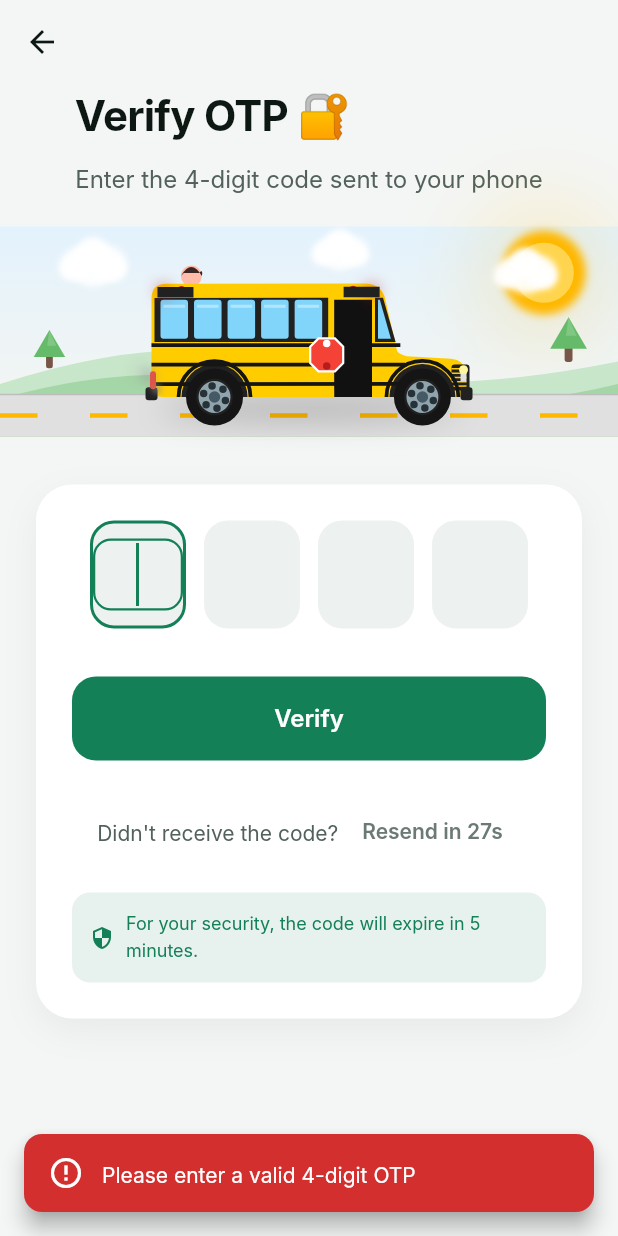
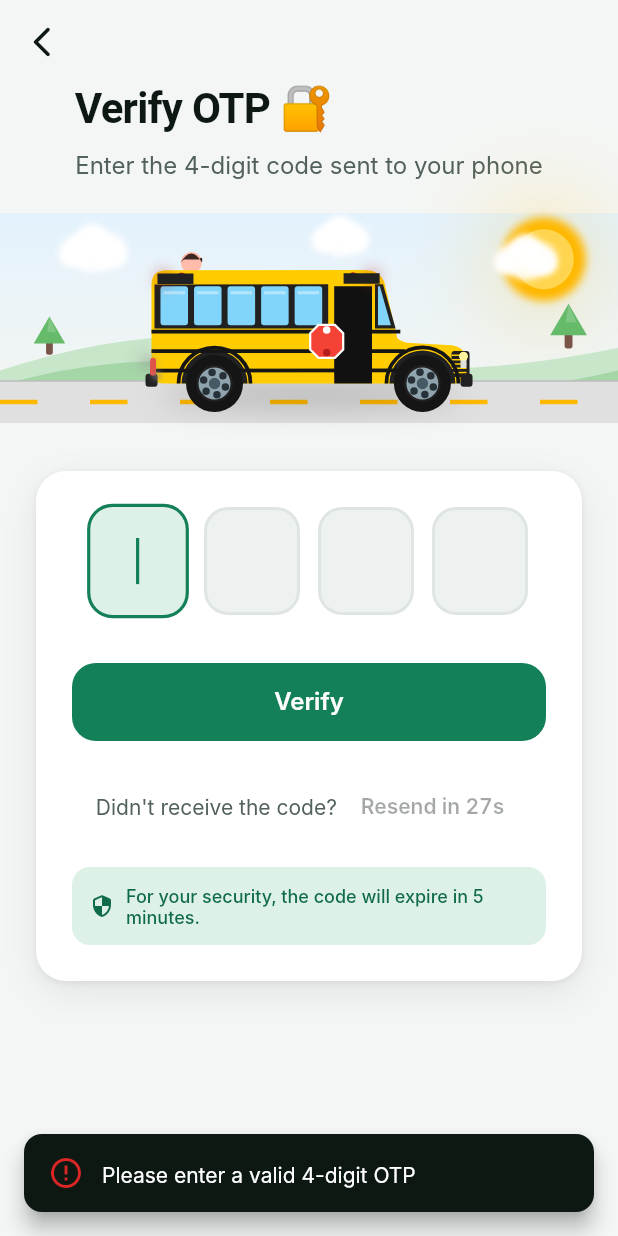
Before and after one commit to tminus1hisham/shule_drive, a Flutter app: the VerifyResetOtpScreen screen opened by its route, after a tap on "Verify", on a phone screen of 412 x 824 dp. Run offline on Flutter 3.47's test engine with Material 3 defaults, Android fonts, the phone set to English and light mode, and no system bars; drawn by our look-alikes of flutter_animate; our stand-ins replace connectivity_plus, firebase_core, firebase_messaging, flutter_dotenv, flutter_local_notifications, flutter_map and 8 more; missing offline and left inert: mapbox_maps_flutter, mqtt_client, workmanager; accounts and stored records are empty; Roboto replaces fonts that are missing (Inter, PlusJakartaSans); statements that could not run were skipped.

Commit message:
feat(ui): polish auth and onboarding
- login: staggered preset entrances, form shakes on failed sign-in
- verify OTP: fully on theme tokens (was light-only in dark mode), digit
  boxes light up on focus immediately, shake preset, rolling countdown;
  timer no longer setStates after dispose
- reset password: strength meter fills and recolours smoothly, tokens
- onboarding: neutral colours on tokens, pressable CTA, arrow spins
  into a check on the last page
- shake() now uses target mode: no play on first build, subtree stays
  mounted

```diff
--- a/lib/screens/auth/forgot_password_screen.dart
+++ b/lib/screens/auth/forgot_password_screen.dart
@@ -153,7 +153,8 @@ class _ForgotPasswordScreenState extends State<ForgotPasswordScreen>
                 ),
                 dropdownTextStyle: context.text.bodyLarge,
                 style: context.text.bodyLarge,
-                onChanged: (phone) => _completePhoneNumber = phone.completeNumber,
+                onChanged: (phone) =>
+                    _completePhoneNumber = phone.completeNumber,
                 validator: (phone) {
                   if (phone == null || phone.number.isEmpty) {
                     return 'Please enter your phone number';
--- a/lib/screens/auth/verify_reset_otp_screen.dart
+++ b/lib/screens/auth/verify_reset_otp_screen.dart
@@ -1,12 +1,14 @@
 import 'dart:async';
-import 'dart:math' show pi, sin;
+
 import 'package:flutter/material.dart';
 import 'package:flutter/services.dart';
 import 'package:provider/provider.dart';
 import '../../providers/auth_provider.dart';
+import '../../theme/app_spacing.dart';
+import '../../theme/app_theme_extension.dart';
 import '../../widgets/bus_illustration.dart';
+import '../../widgets/ui/ui.dart';
 
-import '../../theme/app_colors.dart';
 class VerifyResetOtpScreen extends StatefulWidget {
   const VerifyResetOtpScreen({super.key});
 
@@ -14,15 +16,15 @@ class VerifyResetOtpScreen extends StatefulWidget {
   State<VerifyResetOtpScreen> createState() => _VerifyResetOtpScreenState();
 }
 
-class _VerifyResetOtpScreenState extends State<VerifyResetOtpScreen>
-    with SingleTickerProviderStateMixin {
+class _VerifyResetOtpScreenState extends State<VerifyResetOtpScreen> {
   final List<TextEditingController> _otpControllers = List.generate(
     4,
     (index) => TextEditingController(),
   );
   final List<FocusNode> _focusNodes = List.generate(4, (index) => FocusNode());
 
-  late AnimationController _shakeController;
+  /// Bumped on each rejected code so the digit row shakes.
+  int _shakeCount = 0;
 
   // Resend cooldown
   Timer? _resendTimer;
@@ -34,10 +36,6 @@ class _VerifyResetOtpScreenState extends State<VerifyResetOtpScreen>
   @override
   void initState() {
     super.initState();
-    _shakeController = AnimationController(
-      vsync: this,
-      duration: const Duration(milliseconds: 400),
-    );
 
     // Start resend cooldown
     _startResendCooldown();
@@ -65,7 +63,7 @@ class _VerifyResetOtpScreenState extends State<VerifyResetOtpScreen>
     for (var node in _focusNodes) {
       node.dispose();
     }
-    _shakeController.dispose();
+
     _resendTimer?.cancel();
     super.dispose();
   }
@@ -78,6 +76,7 @@ class _VerifyResetOtpScreenState extends State<VerifyResetOtpScreen>
 
     _resendTimer?.cancel();
     _resendTimer = Timer.periodic(const Duration(seconds: 1), (timer) {
+      if (!mounted) return;
       setState(() {
         if (_resendCooldownSeconds > 0) {
           _resendCooldownSeconds--;
@@ -177,47 +176,11 @@ class _VerifyResetOtpScreenState extends State<VerifyResetOtpScreen>
     }
   }
 
-  void _triggerShake() {
-    _shakeController.forward(from: 0);
-  }
+  void _triggerShake() => setState(() => _shakeCount++);
 
-  void _showError(String message) {
-    ScaffoldMessenger.of(context).showSnackBar(
-      SnackBar(
-        content: Row(
-          children: [
-            const Icon(Icons.error_outline, color: Colors.white),
-            const SizedBox(width: 12),
-            Expanded(child: Text(message)),
-          ],
-        ),
-        backgroundColor: Colors.red.shade700,
-        behavior: SnackBarBehavior.floating,
-        shape: RoundedRectangleBorder(borderRadius: BorderRadius.circular(12)),
-        margin: const EdgeInsets.all(16),
-        duration: const Duration(seconds: 4),
-      ),
-    );
-  }
+  void _showError(String message) => AppSnackbar.error(context, message);
 
-  void _showSuccess(String message) {
-    ScaffoldMessenger.of(context).showSnackBar(
-      SnackBar(
-        content: Row(
-          children: [
-            const Icon(Icons.check_circle_outline, color: Colors.white),
-            const SizedBox(width: 12),
-            Expanded(child: Text(message)),
-          ],
-        ),
-        backgroundColor: AppPalette.emerald,
-        behavior: SnackBarBehavior.floating,
-        shape: RoundedRectangleBorder(borderRadius: BorderRadius.circular(12)),
-        margin: const EdgeInsets.all(16),
-        duration: const Duration(seconds: 2),
-      ),
-    );
-  }
+  void _showSuccess(String message) => AppSnackbar.success(context, message);
 
   String get _otpText => _otpControllers.map((c) => c.text).join();
 
@@ -226,12 +189,10 @@ class _VerifyResetOtpScreenState extends State<VerifyResetOtpScreen>
     final authProvider = context.watch<AuthProvider>();
 
     return Scaffold(
-      backgroundColor: AppPalette.bgLight,
       appBar: AppBar(
-        backgroundColor: Colors.transparent,
-        elevation: 0,
         leading: IconButton(
-          icon: const Icon(Icons.arrow_back, color: AppPalette.textPrimaryLight),
+          icon: const Icon(Icons.arrow_back_ios_new_rounded),
+          tooltip: 'Back',
           onPressed: () => Navigator.pop(context),
         ),
       ),
@@ -239,18 +200,13 @@ class _VerifyResetOtpScreenState extends State<VerifyResetOtpScreen>
         child: SingleChildScrollView(
           child: Column(
             children: [
-              // Header Section
-              _buildHeader(),
-
-              const SizedBox(height: 20),
-
-              // Bus Illustration
-              const BusIllustration(height: 140),
-
-              const SizedBox(height: 32),
-
-              // OTP Form
-              _buildOTPForm(authProvider),
+              _buildHeader().enter(),
+              AppSpacing.vLg,
+              const BusIllustration(
+                height: 140,
+              ).pop(delay: const Duration(milliseconds: 100)),
+              AppSpacing.vXxl,
+              _buildOTPForm(authProvider).enterList(2),
             ],
           ),
         ),
@@ -260,23 +216,17 @@ class _VerifyResetOtpScreenState extends State<VerifyResetOtpScreen>
 
   Widget _buildHeader() {
     return Padding(
-      padding: const EdgeInsets.symmetric(horizontal: 24),
+      padding: const EdgeInsets.symmetric(horizontal: AppSpacing.xl),
       child: Column(
         crossAxisAlignment: CrossAxisAlignment.start,
         children: [
-          const Text(
-            'Verify OTP 🔐',
-            style: TextStyle(
-              fontSize: 28,
-              fontWeight: FontWeight.bold,
-              color: AppPalette.textPrimaryLight,
-              letterSpacing: -0.5,
-            ),
-          ),
-          const SizedBox(height: 8),
+          Text('Verify OTP 🔐', style: context.text.displaySmall),
+          AppSpacing.vXs,
           Text(
             'Enter the 4-digit code sent to ${_phoneNumber ?? 'your phone'}',
-            style: const TextStyle(fontSize: 16, color: AppPalette.textSecondaryLight),
+            style: context.text.bodyLarge?.copyWith(
+              color: context.colors.textSecondary,
+            ),
           ),
         ],
       ),
@@ -284,122 +234,65 @@ class _VerifyResetOtpScreenState extends State<VerifyResetOtpScreen>
   }
 
   Widget _buildOTPForm(AuthProvider authProvider) {
-    return Container(
-      margin: const EdgeInsets.symmetric(horizontal: 24),
-      padding: const EdgeInsets.all(24),
-      decoration: BoxDecoration(
-        color: Colors.white,
-        borderRadius: BorderRadius.circular(24),
-        boxShadow: [
-          BoxShadow(
-            color: Colors.black.withValues(alpha: 0.05),
-            blurRadius: 20,
-            offset: const Offset(0, 8),
-          ),
-        ],
-      ),
+    final c = context.colors;
+    return Padding(
+      padding: const EdgeInsets.symmetric(horizontal: AppSpacing.xl),
+      child: AppCard(
+        padding: const EdgeInsets.all(AppSpacing.xl),
+        shadow: c.shadowMd,
         child: Column(
           children: [
-          // OTP Input Fields with shake animation
-          AnimatedBuilder(
-            animation: _shakeController,
-            builder: (context, child) {
-              final shakeOffset = sin(_shakeController.value * pi * 8) * 10;
-              return Transform.translate(
-                offset: Offset(shakeOffset, 0),
-                child: Row(
+            // Shakes on a wrong or incomplete code.
+            Row(
               mainAxisAlignment: MainAxisAlignment.spaceEvenly,
-                  children: List.generate(4, (index) => _buildOTPField(index)),
+              children: List.generate(4, _buildOTPField),
+            ).shake(_shakeCount),
+            AppSpacing.vXxl,
+            AppButton(
+              label: 'Verify',
+              loading: authProvider.isLoading,
+              onPressed: _verifyOTP,
             ),
-              );
-            },
-          ),
-
-          const SizedBox(height: 32),
-
-          // Verify Button
-          SizedBox(
-            width: double.infinity,
-            height: 56,
-            child: ElevatedButton(
-              onPressed: authProvider.isLoading ? null : _verifyOTP,
-              style: ElevatedButton.styleFrom(
-                backgroundColor: AppPalette.emerald,
-                foregroundColor: Colors.white,
-                shape: RoundedRectangleBorder(
-                  borderRadius: BorderRadius.circular(16),
-                ),
-                elevation: 0,
-                disabledBackgroundColor: const Color(
-                  0xFF6B9B5B,
-                ).withValues(alpha: 0.5),
-              ),
-              child: authProvider.isLoading
-                  ? const SizedBox(
-                      width: 24,
-                      height: 24,
-                      child: CircularProgressIndicator(
-                        strokeWidth: 2,
-                        valueColor: AlwaysStoppedAnimation<Color>(Colors.white),
-                      ),
-                    )
-                  : const Text(
-                      'Verify',
-                      style: TextStyle(
-                        fontSize: 16,
-                        fontWeight: FontWeight.w600,
-                      ),
-                    ),
-            ),
-          ),
-
-          const SizedBox(height: 24),
-
-          // Resend OTP
+            AppSpacing.vLg,
             Row(
               mainAxisAlignment: MainAxisAlignment.center,
               children: [
                 Text(
                   'Didn\'t receive the code? ',
-                style: TextStyle(fontSize: 14, color: AppPalette.textSecondaryLight),
+                  style: context.text.bodyMedium?.copyWith(
+                    color: c.textSecondary,
+                  ),
                 ),
                 TextButton(
                   onPressed: _canResend ? _resendOTP : null,
-                child: Text(
-                  _canResend
-                      ? 'Resend'
-                      : 'Resend in ${_resendCooldownSeconds}s',
-                  style: TextStyle(
-                    fontSize: 14,
-                    fontWeight: FontWeight.w600,
-                    color: _canResend
-                        ? AppPalette.emerald
-                        : AppPalette.textMutedLight,
-                  ),
+                  child: _canResend
+                      ? const Text('Resend')
+                      : Row(
+                          mainAxisSize: MainAxisSize.min,
+                          children: [
+                            const Text('Resend in '),
+                            AnimatedCount(_resendCooldownSeconds, suffix: 's'),
+                          ],
                         ),
                 ),
               ],
             ),
-
-          const SizedBox(height: 16),
-
-          // Security notice
+            AppSpacing.vMd,
             Container(
-            padding: const EdgeInsets.all(12),
+              padding: const EdgeInsets.all(AppSpacing.sm),
               decoration: BoxDecoration(
-              color: AppPalette.emerald.withValues(alpha: 0.1),
-              borderRadius: BorderRadius.circular(12),
+                color: c.brandSoft,
+                borderRadius: AppRadius.brSm,
               ),
               child: Row(
                 children: [
-                Icon(Icons.security, size: 16, color: AppPalette.emerald),
-                const SizedBox(width: 8),
+                  Icon(Icons.security_rounded, size: 16, color: c.onBrandSoft),
+                  AppSpacing.hXs,
                   Expanded(
                     child: Text(
                       'For your security, the code will expire in 5 minutes.',
-                    style: TextStyle(
-                      fontSize: 12,
-                      color: AppPalette.emerald,
+                      style: context.text.labelMedium?.copyWith(
+                        color: c.onBrandSoft,
                       ),
                     ),
                   ),
@@ -408,20 +301,31 @@ class _VerifyResetOtpScreenState extends State<VerifyResetOtpScreen>
             ),
           ],
         ),
+      ),
     );
   }
 
   Widget _buildOTPField(int index) {
-    return Container(
+    final c = context.colors;
+    // Rebuilds on focus change so the active box lights up immediately.
+    return ListenableBuilder(
+      listenable: _focusNodes[index],
+      builder: (context, _) {
+        final focused = _focusNodes[index].hasFocus;
+        return AnimatedScale(
+          scale: focused ? 1.06 : 1,
+          duration: AppDuration.medium,
+          curve: Curves.easeOutBack,
+          child: AnimatedContainer(
+            duration: AppDuration.medium,
+            curve: AppCurves.easeOut,
             width: 64,
             height: 72,
             decoration: BoxDecoration(
-        color: AppPalette.surfaceSubtleLight,
-        borderRadius: BorderRadius.circular(16),
+              color: focused ? c.brandSoft : c.surfaceSubtle,
+              borderRadius: AppRadius.brMd,
               border: Border.all(
-          color: _focusNodes[index].hasFocus
-              ? AppPalette.emerald
-              : Colors.transparent,
+                color: focused ? c.brand : c.outline,
                 width: 2,
               ),
             ),
@@ -432,21 +336,24 @@ class _VerifyResetOtpScreenState extends State<VerifyResetOtpScreen>
                 textAlign: TextAlign.center,
                 keyboardType: TextInputType.number,
                 maxLength: 1,
-          obscureText: false,
-          style: const TextStyle(
-            fontSize: 28,
-            fontWeight: FontWeight.bold,
-            color: AppPalette.textPrimaryLight,
+                style: context.text.headlineMedium?.copyWith(
+                  fontWeight: FontWeight.w800,
                 ),
                 decoration: const InputDecoration(
                   counterText: '',
                   border: InputBorder.none,
+                  enabledBorder: InputBorder.none,
+                  focusedBorder: InputBorder.none,
+                  filled: false,
                   contentPadding: EdgeInsets.zero,
                 ),
                 inputFormatters: [FilteringTextInputFormatter.digitsOnly],
                 onChanged: (value) => _onOTPChanged(index, value),
               ),
             ),
+          ),
+        );
+      },
     );
   }
 }
--- a/lib/screens/profile/change_password_screen.dart
+++ b/lib/screens/profile/change_password_screen.dart
@@ -497,8 +497,7 @@ class _ChangePasswordScreenState extends State<ChangePasswordScreen> {
               // Shakes on a validation error.
               ValueListenableBuilder<int>(
                 valueListenable: _shakeKey,
-                builder: (context, shake, child) =>
-                    shake == 0 ? child! : child!.shake(shake),
+                builder: (context, shake, child) => child!.shake(shake),
                 child: AppCard(
                   padding: const EdgeInsets.all(AppSpacing.xl),
                   child: Column(
--- a/lib/theme/app_motion.dart
+++ b/lib/theme/app_motion.dart
@@ -56,12 +56,14 @@ extension AppMotion on Widget {
         ),
   );
 
-  /// A short horizontal shake for a rejected form. Pass a new [trigger] value
-  /// (e.g. an error counter) each time it should play.
-  Widget shake(Object trigger) => _MotionGate(
+  /// A short horizontal shake for a rejected form. Pass an error counter and
+  /// bump it each time it should play; nothing plays while it's 0. (Flipping
+  /// the target plays forward or back, both a shake, and keeps the subtree
+  /// mounted so field state survives.)
+  Widget shake(int count) => _MotionGate(
     plain: this,
     animated: animate(
-      key: ValueKey(trigger),
+      target: count.isOdd ? 1 : 0,
     ).shakeX(hz: 5, amount: 6, duration: AppDuration.slow),
   );
 
```
Also changed, not shown: lib/screens/auth/login_screen.dart (+21 -39 lines), lib/screens/auth/reset_password_screen.dart (+32 -17 lines), lib/screens/onboarding/onboarding_screen.dart (+30 -13 lines). Lines whose indentation alone changed are shown as unchanged.
